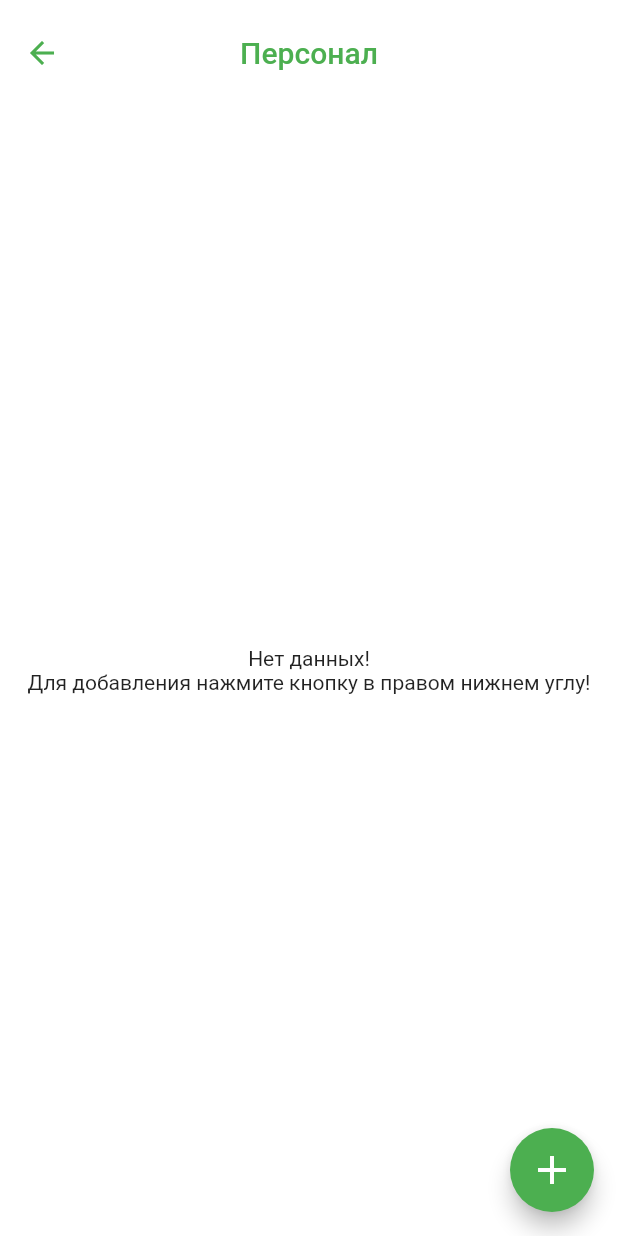
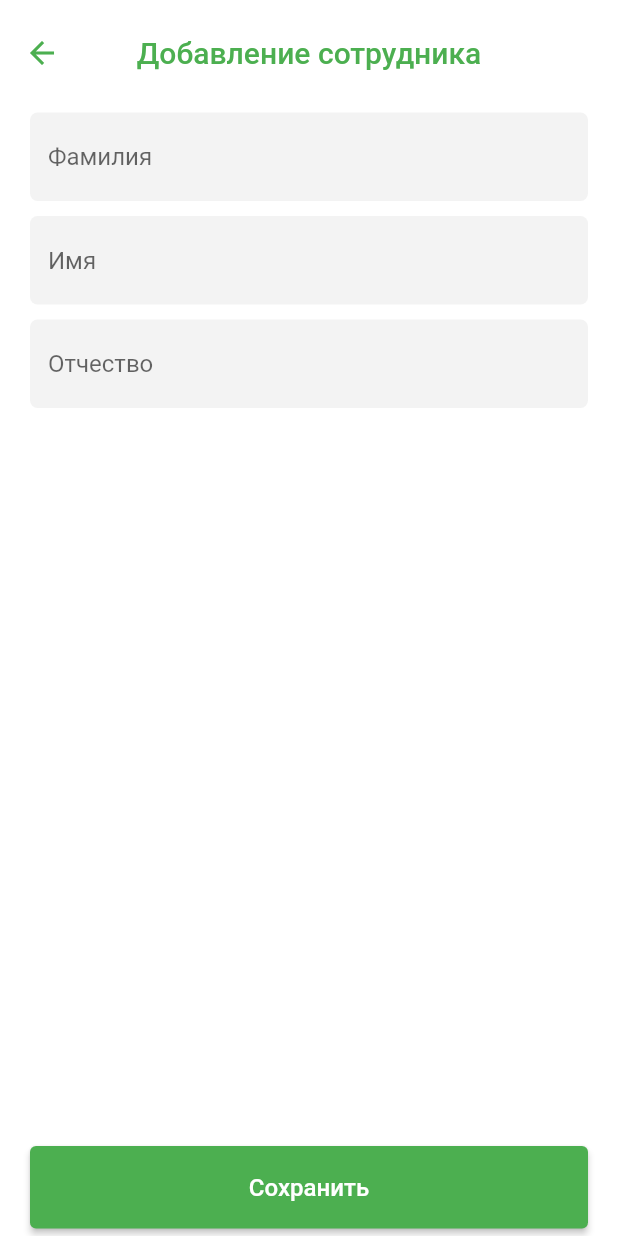
Before and after one commit to EgorShiryaev/TireManager, a Flutter app: the EmployeesScreen screen opened directly, after a tap on the "add" icon, on a phone screen of 412 x 824 dp. Run offline on Flutter 3.47's test engine with Material 2 defaults, Android fonts, the phone set to English and light mode, and no system bars; our stand-ins replace flutter_svg, google_fonts, hive, hive_flutter; accounts and stored records are empty.

Commit message:
добавлен персонал

```diff
--- a/lib/models/employee.dart
+++ b/lib/models/employee.dart
@@ -22,6 +22,7 @@ class Employee {
   String get initials => '${surname} ${name[0]}. ${fatherName[0]}.';
 
   Employee({
+    this.id,
     required this.name,
     required this.surname,
     required this.fatherName,
--- /dev/null
+++ b/lib/screens/employee_form_screen.dart
@@ -0,0 +1,112 @@
+import 'package:flutter/material.dart';
+import 'package:tire_manager/models/employee.dart';
+import 'package:tire_manager/widgets/widgets.dart';
+
+class EmployeeFormScreen extends StatefulWidget {
+  final Employee? employee;
+  final void Function(Employee emp) save;
+  const EmployeeFormScreen({
+    Key? key,
+    this.employee,
+    required this.save,
+  }) : super(key: key);
+
+  @override
+  State<EmployeeFormScreen> createState() => _EmployeeFormScreenState();
+}
+
+class _EmployeeFormScreenState extends State<EmployeeFormScreen> {
+  final nameController = TextEditingController();
+  final nameFocusNode = FocusNode();
+  final surnameController = TextEditingController();
+  final surnameFocusNode = FocusNode();
+  final fatherNameController = TextEditingController();
+  final fatherNameFocusNode = FocusNode();
+
+  @override
+  void initState() {
+    final startEmployee = widget.employee;
+    if (startEmployee != null) {
+      nameController.text = startEmployee.name;
+      surnameController.text = startEmployee.surname;
+      fatherNameController.text = startEmployee.fatherName;
+    }
+    super.initState();
+  }
+
+  List<String> _generateFormValidateErrors() {
+    final errors = <String>[];
+    if (nameController.text == '') {
+      errors.add('"Фамилия" должно быть заполнено');
+    }
+    if (surnameController.text == '') {
+      errors.add('"Имя" должно быть заполнено');
+    }
+    if (fatherNameController.text == '') {
+      errors.add('"Отчество" должно быть заполнено');
+    }
+    return errors;
+  }
+
+  void onSave() {
+    final errors = _generateFormValidateErrors();
+    if (errors.isEmpty) {
+      var newEmployee = Employee(
+        name: nameController.text,
+        surname: surnameController.text,
+        fatherName: fatherNameController.text,
+      );
+      if (widget.employee != null) {
+        newEmployee.id = widget.employee!.id;
+      }
+      widget.save(newEmployee);
+      Navigator.pop(context);
+    } else {
+      ScaffoldMessenger.of(context).showSnackBar(
+        SnackBar(
+          content: Text(errors.join('\n\n')),
+        ),
+      );
+    }
+  }
+
+  @override
+  Widget build(BuildContext context) {
+    return Scaffold(
+      appBar: AppBar(
+        title: Text(widget.employee?.initials ?? 'Добавление сотрудника'),
+        centerTitle: true,
+      ),
+      body: SafeArea(
+        child: Column(
+          mainAxisAlignment: MainAxisAlignment.spaceBetween,
+          children: [
+            Column(
+              children: [
+                CustomTextField(
+                  controller: surnameController,
+                  focusNode: surnameFocusNode,
+                  hintText: 'Фамилия',
+                ),
+                CustomTextField(
+                  controller: nameController,
+                  focusNode: nameFocusNode,
+                  hintText: 'Имя',
+                ),
+                CustomTextField(
+                  controller: fatherNameController,
+                  focusNode: fatherNameFocusNode,
+                  hintText: 'Отчество',
+                ),
+              ],
+            ),
+            CustomElevatedButton(
+              onPressed: onSave,
+              title: 'Сохранить',
+            ),
+          ],
+        ),
+      ),
+    );
+  }
+}
--- a/lib/screens/employees_screen.dart
+++ b/lib/screens/employees_screen.dart
@@ -1,12 +1,29 @@
+import 'dart:developer';
+
 import 'package:flutter/material.dart';
 import 'package:provider/provider.dart';
 import 'package:tire_manager/providers/employees_provider.dart';
+import 'package:tire_manager/screens/employee_form_screen.dart';
 import 'package:tire_manager/widgets/employees_screen/employee_widget.dart';
 
-class EmployeesScreen extends StatelessWidget {
+class EmployeesScreen extends StatefulWidget {
   const EmployeesScreen({Key? key}) : super(key: key);
 
-  void _addService() {}
+  @override
+  State<EmployeesScreen> createState() => _EmployeesScreenState();
+}
+
+class _EmployeesScreenState extends State<EmployeesScreen> {
+  void _addService() {
+    Navigator.push(
+      context,
+      MaterialPageRoute(
+        builder: (context) => EmployeeFormScreen(
+          save: Provider.of<EmployeesProvider>(context).addEmployee,
+        ),
+      ),
+    );
+  }
 
   @override
   Widget build(BuildContext context) {
@@ -18,6 +35,7 @@ class EmployeesScreen extends StatelessWidget {
       body: Consumer<EmployeesProvider>(
         builder: (context, value, child) {
           final employees = value.employees;
+          log(employees.toString());
           if (employees.isEmpty) {
             return const Center(
               child: Text(
@@ -28,9 +46,8 @@ class EmployeesScreen extends StatelessWidget {
           }
           return SafeArea(
             child: ListView.separated(
-              itemBuilder: (_, index) => EmployeeWidget(
-                employee: employees[index],
-              ),
+              itemBuilder: (_, index) =>
+                  EmployeeWidget(employee: employees[index]),
               separatorBuilder: (_, __) => const Divider(height: 1),
               itemCount: employees.length,
             ),
--- a/lib/screens/order_form_screen.dart
+++ b/lib/screens/order_form_screen.dart
@@ -31,7 +31,7 @@ class _OrderFormScreenState extends State<OrderFormScreen> {
         centerTitle: true,
       ),
       body: OrderForm(
-        onSave: onSave,
+        save: onSave,
         order: widget.order,
       ),
     );
```
Also changed, not shown: lib/datasources/local_datasource.dart (+9 -0 lines), lib/screens/main_menu_screen.dart (+9 -1 lines), lib/widgets/employees_screen/employee_widget.dart (+50 -3 lines), lib/widgets/orders_screen/order_form.dart (+16 -9 lines), lib/providers/employees_provider.dart (line endings or trailing spaces).
